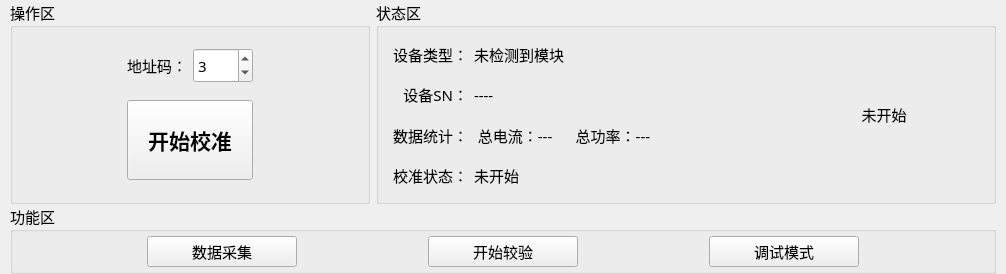
This is PDU-CalibrateTool/home/home_workwid.ui in ChinaClever/PDU-CalibrateTool as Qt 5 draws it before an edit. The edited form follows.
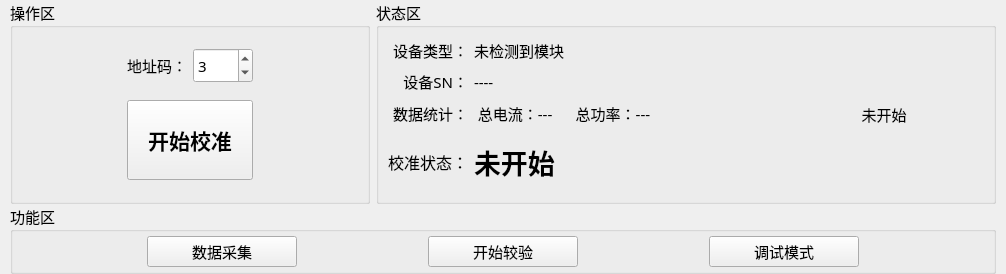
This is the edited form.

```diff
--- a/PDU-CalibrateTool/home/home_workwid.ui
+++ b/PDU-CalibrateTool/home/home_workwid.ui
@@ -271,12 +271,23 @@
       </item>
       <item row="3" column="0">
        <widget class="QLabel" name="label_3">
+        <property name="minimumSize">
+         <size>
+          <width>0</width>
+          <height>60</height>
+         </size>
+        </property>
         <property name="maximumSize">
          <size>
           <width>80</width>
           <height>16777215</height>
          </size>
         </property>
+        <property name="font">
+         <font>
+          <pointsize>12</pointsize>
+         </font>
+        </property>
         <property name="text">
          <string>校准状态：</string>
         </property>
@@ -287,6 +298,19 @@
       </item>
       <item row="3" column="1">
        <widget class="QLabel" name="statusLab">
+        <property name="minimumSize">
+         <size>
+          <width>0</width>
+          <height>60</height>
+         </size>
+        </property>
+        <property name="font">
+         <font>
+          <pointsize>20</pointsize>
+          <weight>75</weight>
+          <bold>true</bold>
+         </font>
+        </property>
         <property name="text">
          <string>未开始</string>
         </property>
```
Left out of the diff: 6 changed lines with no effect on the pictures.
